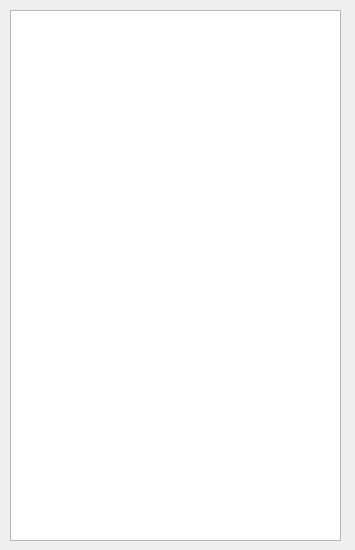
Qt form El-Patio/administrador/reservacionesagendadas.ui (MrDanielG/IHC-ElPatio) before a commit.
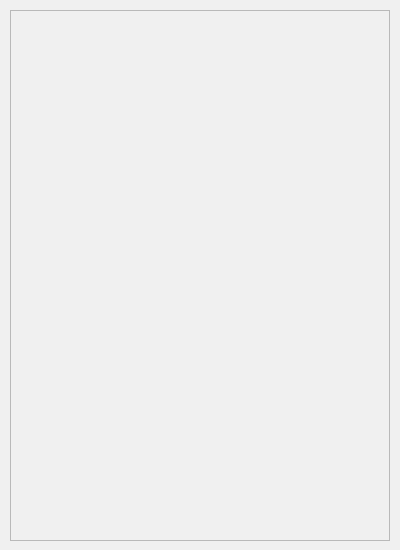
The same form after that commit.

```diff
--- a/El-Patio/administrador/reservacionesagendadas.ui
+++ b/El-Patio/administrador/reservacionesagendadas.ui
@@ -6,19 +6,22 @@
    <rect>
     <x>0</x>
     <y>0</y>
-    <width>355</width>
+    <width>400</width>
     <height>550</height>
    </rect>
   </property>
   <property name="windowTitle">
    <string>Dialog</string>
   </property>
+  <property name="styleSheet">
+   <string notr="true">background-color: rgb(240, 240, 240);</string>
+  </property>
   <widget class="QListView" name="reservasListView">
    <property name="geometry">
     <rect>
      <x>10</x>
      <y>10</y>
-     <width>331</width>
+     <width>380</width>
      <height>531</height>
     </rect>
    </property>
```
